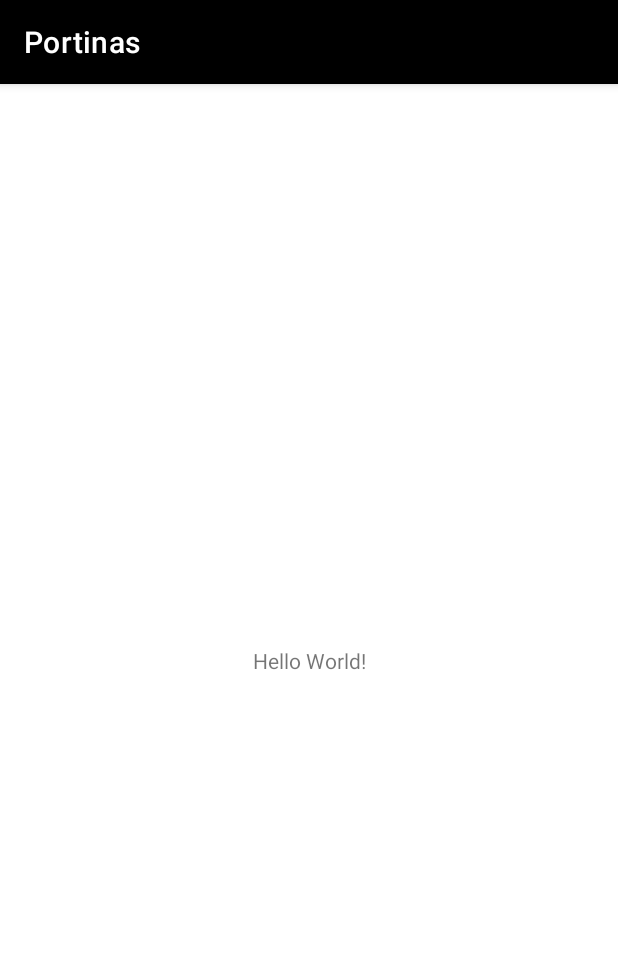
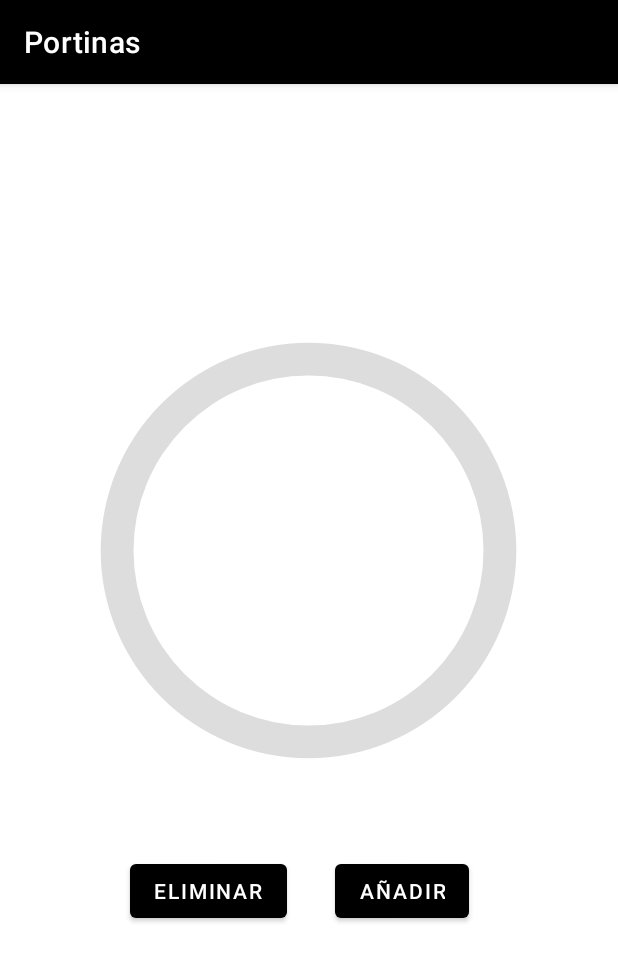
Before and after one commit to BraisBarboza/Portinas, an Android app: the MainActivity screen opened directly, with no data from a screen before it, on a phone screen of 412 x 824 dp. Shown: the top 961 px of the screen. Run offline under Robolectric (Android 15) with nearby library versions, the phone set to English and light mode, and no system bars; our stand-ins replace ButterKnife.

Commit message:
"Creada e añadida a progress Bar circular para que funcione de modo correcto"

```diff
--- /dev/null
+++ b/app/src/main/res/drawable/circleprogress.xml
@@ -0,0 +1,27 @@
+<?xml version="1.0" encoding="utf-8"?>
+<layer-list xmlns:android="http://schemas.android.com/apk/res/android">
+
+    <item>
+        <shape
+            android:shape="ring"
+            android:thicknessRatio="16"
+            android:useLevel="false">
+            <solid android:color="#DDD" />
+        </shape>
+    </item>
+
+    <item>
+        <rotate
+            android:fromDegrees="270"
+            android:toDegrees="270">
+            <shape
+                android:shape="ring"
+                android:thicknessRatio="16"
+                android:useLevel="true">
+                <solid android:color="@color/purple_500" />
+            </shape>
+        </rotate>
+
+    </item>
+
+</layer-list>
--- a/app/src/main/res/layout/activity_main.xml
+++ b/app/src/main/res/layout/activity_main.xml
@@ -3,16 +3,53 @@
     xmlns:app="http://schemas.android.com/apk/res-auto"
     xmlns:tools="http://schemas.android.com/tools"
     android:layout_width="match_parent"
-    android:layout_height="match_parent"
-    tools:context=".MainActivity">
+    android:layout_height="match_parent">
+
+    <ProgressBar
+        android:id="@+id/progress_bar"
+        style="@style/CircularDeterminateProgressBar"
+        android:layout_width="350dp"
+        android:layout_height="350dp"
+        android:gravity="center_horizontal"
+        android:textSize="25dp"
+        android:textStyle="bold"
+        app:layout_constraintBottom_toBottomOf="parent"
+        app:layout_constraintEnd_toEndOf="parent"
+        app:layout_constraintHorizontal_bias="0.491"
+        app:layout_constraintStart_toStartOf="parent"
+        app:layout_constraintTop_toTopOf="parent"
+        app:layout_constraintVertical_bias="0.325"
+        tools:progress="60" />
 
     <TextView
+        android:id="@+id/progress_bar_txt"
         android:layout_width="wrap_content"
         android:layout_height="wrap_content"
-        android:text="Hello World!"
-        app:layout_constraintBottom_toBottomOf="parent"
-        app:layout_constraintLeft_toLeftOf="parent"
-        app:layout_constraintRight_toRightOf="parent"
-        app:layout_constraintTop_toTopOf="parent" />
+        android:textAppearance="@style/TextAppearance.AppCompat.Large"
+        app:layout_constraintBottom_toBottomOf="@+id/progress_bar"
+        app:layout_constraintEnd_toEndOf="@+id/progress_bar"
+        app:layout_constraintStart_toStartOf="@+id/progress_bar"
+        app:layout_constraintTop_toTopOf="@+id/progress_bar"
+        tools:text="60" />
+
+    <Button
+        android:id="@+id/button_decrease"
+        android:layout_width="wrap_content"
+        android:layout_height="wrap_content"
+        android:layout_marginStart="56dp"
+        android:layout_marginTop="28dp"
+        android:text="Eliminar"
+        app:layout_constraintStart_toStartOf="@+id/progress_bar"
+        app:layout_constraintTop_toBottomOf="@+id/progress_bar" />
+
+    <Button
+        android:id="@+id/button_increase"
+        android:layout_width="wrap_content"
+        android:layout_height="wrap_content"
+        android:layout_marginTop="28dp"
+        android:layout_marginEnd="68dp"
+        android:text="Añadir"
+        app:layout_constraintEnd_toEndOf="@+id/progress_bar"
+        app:layout_constraintTop_toBottomOf="@+id/progress_bar" />
 
 </androidx.constraintlayout.widget.ConstraintLayout>
```
